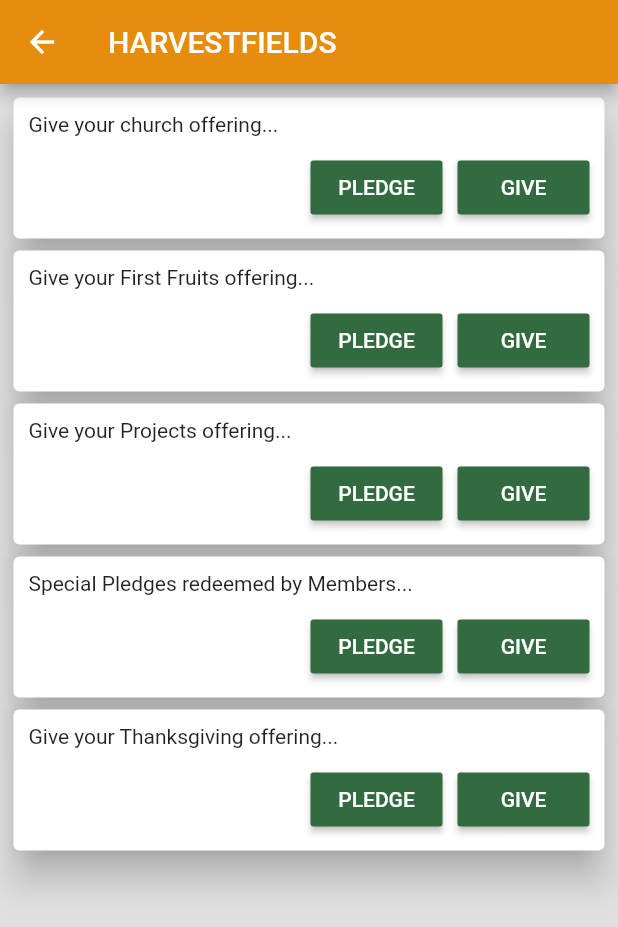
After one commit to kwaku-pistis/hfmapp, a Flutter app: the Giving screen opened directly, on a phone screen of 412 x 824 dp. The commit adds this screen. Shown: the top 927 px of the screen. Run offline on Flutter 3.47's test engine with Material 2 defaults, Android fonts, the phone set to English and light mode, and no system bars; our stand-ins replace cached_network_image, cloud_firestore, datetime_picker_formfield, firebase_auth, firebase_dynamic_links, firebase_storage and 8 more; missing offline and left inert: flutter_email_sender, geocoder, international_phone_input, material_dialog, unicorndial; accounts and stored records are empty.

Commit message:
[IMP] givings page and menu

```diff
--- /dev/null
+++ b/lib/screens/giving.dart
@@ -0,0 +1,314 @@
+import 'package:HFM/screens/pledges.dart';
+import 'package:HFM/themes/colors.dart';
+import 'package:flutter/material.dart';
+
+class Giving extends StatefulWidget {
+  @override
+  _GivingState createState() => _GivingState();
+}
+
+class _GivingState extends State<Giving> {
+  @override
+  Widget build(BuildContext context) {
+    return Scaffold(
+        appBar: AppBar(
+          title: Text(
+            'HARVESTFIELDS',
+            style: TextStyle(color: Colors.white),
+          ),
+          iconTheme: IconThemeData(
+            color: Colors.white,
+          ),
+          backgroundColor: colortheme.primaryColor,
+        ),
+        body: SingleChildScrollView(
+          child: Container(
+            width: MediaQuery.of(context).size.width,
+            height: MediaQuery.of(context).size.height,
+            padding: EdgeInsets.all(5),
+            color: Colors.grey[300],
+            child: Column(
+              mainAxisAlignment: MainAxisAlignment.start,
+              children: <Widget>[
+                Card(
+                  elevation: 10,
+                  child: Container(
+                    width: MediaQuery.of(context).size.width,
+                    padding: EdgeInsets.all(10),
+                    child: Column(
+                      children: <Widget>[
+                        Container(
+                          width: MediaQuery.of(context).size.width,
+                          child: Text(
+                            'Give your church offering...',
+                            textAlign: TextAlign.left,
+                          ),
+                        ),
+                        Container(
+                          margin: EdgeInsets.only(top: 10),
+                          //padding: EdgeInsets.only(left: 10, right: 10),
+                          width: MediaQuery.of(context).size.width,
+                          alignment: Alignment.bottomRight,
+                          child: Row(
+                            mainAxisAlignment: MainAxisAlignment.end,
+                            children: <Widget>[
+                              Container(
+                                margin: EdgeInsets.only(right: 10),
+                                child: RaisedButton(
+                                  onPressed: () {
+                                    Navigator.of(context).push(
+                                        MaterialPageRoute(
+                                            builder: (BuildContext context) =>
+                                                Pledges(
+                                                  extra: 'Church Offering',
+                                                )));
+                                  },
+                                  child: Text(
+                                    'PLEDGE',
+                                    style: TextStyle(color: Colors.white),
+                                  ),
+                                  color: colortheme.accentColor,
+                                ),
+                              ),
+                              RaisedButton(
+                                onPressed: () {},
+                                child: Text(
+                                  'GIVE',
+                                  style: TextStyle(color: Colors.white),
+                                ),
+                                color: colortheme.accentColor,
+                              ),
+                            ],
+                          ),
+                        ),
+                      ],
+                    ),
+                  ),
+                ),
+                Card(
+                  elevation: 10,
+                  child: Container(
+                    width: MediaQuery.of(context).size.width,
+                    padding: EdgeInsets.all(10),
+                    child: Column(
+                      children: <Widget>[
+                        Container(
+                          width: MediaQuery.of(context).size.width,
+                          child: Text(
+                            'Give your First Fruits offering...',
+                            textAlign: TextAlign.left,
+                          ),
+                        ),
+                        Container(
+                          margin: EdgeInsets.only(top: 10),
+                          //padding: EdgeInsets.only(left: 10, right: 10),
+                          width: MediaQuery.of(context).size.width,
+                          alignment: Alignment.bottomRight,
+                          child: Row(
+                            mainAxisAlignment: MainAxisAlignment.end,
+                            children: <Widget>[
+                              Container(
+                                margin: EdgeInsets.only(right: 10),
+                                child: RaisedButton(
+                                  onPressed: () {
+                                    Navigator.of(context).push(
+                                        MaterialPageRoute(
+                                            builder: (BuildContext context) =>
+                                                Pledges(
+                                                  extra: 'First Fruits',
+                                                )));
+                                  },
+                                  child: Text(
+                                    'PLEDGE',
+                                    style: TextStyle(color: Colors.white),
+                                  ),
+                                  color: colortheme.accentColor,
+                                ),
+                              ),
+                              RaisedButton(
+                                onPressed: () {},
+                                child: Text(
+                                  'GIVE',
+                                  style: TextStyle(color: Colors.white),
+                                ),
+                                color: colortheme.accentColor,
+                              ),
+                            ],
+                          ),
+                        ),
+                      ],
+                    ),
+                  ),
+                ),
+                Card(
+                  elevation: 10,
+                  child: Container(
+                    width: MediaQuery.of(context).size.width,
+                    padding: EdgeInsets.all(10),
+                    child: Column(
+                      children: <Widget>[
+                        Container(
+                          width: MediaQuery.of(context).size.width,
+                          child: Text(
+                            'Give your Projects offering...',
+                            textAlign: TextAlign.left,
+                          ),
+                        ),
+                        Container(
+                          margin: EdgeInsets.only(top: 10),
+                          //padding: EdgeInsets.only(left: 10, right: 10),
+                          width: MediaQuery.of(context).size.width,
+                          alignment: Alignment.bottomRight,
+                          child: Row(
+                            mainAxisAlignment: MainAxisAlignment.end,
+                            children: <Widget>[
+                              Container(
+                                margin: EdgeInsets.only(right: 10),
+                                child: RaisedButton(
+                                  onPressed: () {
+                                    Navigator.of(context).push(
+                                        MaterialPageRoute(
+                                            builder: (BuildContext context) =>
+                                                Pledges(
+                                                  extra: 'Project Offering',
+                                                )));
+                                  },
+                                  child: Text(
+                                    'PLEDGE',
+                                    style: TextStyle(color: Colors.white),
+                                  ),
+                                  color: colortheme.accentColor,
+                                ),
+                              ),
+                              RaisedButton(
+                                onPressed: () {},
+                                child: Text(
+                                  'GIVE',
+                                  style: TextStyle(color: Colors.white),
+                                ),
+                                color: colortheme.accentColor,
+                              ),
+                            ],
+                          ),
+                        ),
+                      ],
+                    ),
+                  ),
+                ),
+                Card(
+                  elevation: 10,
+                  child: Container(
+                    width: MediaQuery.of(context).size.width,
+                    padding: EdgeInsets.all(10),
+                    child: Column(
+                      children: <Widget>[
+                        Container(
+                          width: MediaQuery.of(context).size.width,
+                          child: Text(
+                            'Special Pledges redeemed by Members...',
+                            textAlign: TextAlign.left,
+                          ),
+                        ),
+                        Container(
+                          margin: EdgeInsets.only(top: 10),
+                          //padding: EdgeInsets.only(left: 10, right: 10),
+                          width: MediaQuery.of(context).size.width,
+                          alignment: Alignment.bottomRight,
+                          child: Row(
+                            mainAxisAlignment: MainAxisAlignment.end,
+                            children: <Widget>[
+                              Container(
+                                margin: EdgeInsets.only(right: 10),
+                                child: RaisedButton(
+                                  onPressed: () {
+                                    Navigator.of(context).push(
+                                        MaterialPageRoute(
+                                            builder: (BuildContext context) =>
+                                                Pledges(
+                                                  extra: 'Special Pledges',
+                                                )));
+                                  },
+                                  child: Text(
+                                    'PLEDGE',
+                                    style: TextStyle(color: Colors.white),
+                                  ),
+                                  color: colortheme.accentColor,
+                                ),
+                              ),
+                              RaisedButton(
+                                onPressed: () {},
+                                child: Text(
+                                  'GIVE',
+                                  style: TextStyle(color: Colors.white),
+                                ),
+                                color: colortheme.accentColor,
+                              ),
+                            ],
+                          ),
+                        ),
+                      ],
+                    ),
+                  ),
+                ),
+                Card(
+                  elevation: 10,
+                  child: Container(
+                    width: MediaQuery.of(context).size.width,
+                    padding: EdgeInsets.all(10),
+                    child: Column(
+                      children: <Widget>[
+                        Container(
+                          width: MediaQuery.of(context).size.width,
+                          child: Text(
+                            'Give your Thanksgiving offering...',
+                            textAlign: TextAlign.left,
+                          ),
+                        ),
+                        Container(
+                          margin: EdgeInsets.only(top: 10),
+                          //padding: EdgeInsets.only(left: 10, right: 10),
+                          width: MediaQuery.of(context).size.width,
+                          alignment: Alignment.bottomRight,
+                          child: Row(
+                            mainAxisAlignment: MainAxisAlignment.end,
+                            children: <Widget>[
+                              Container(
+                                margin: EdgeInsets.only(right: 10),
+                                child: RaisedButton(
+                                  onPressed: () {
+                                    Navigator.of(context).push(
+                                        MaterialPageRoute(
+                                            builder: (BuildContext context) =>
+                                                Pledges(
+                                                  extra:
+                                                      'Thanksgiving Offering',
+                                                )));
+                                  },
+                                  child: Text(
+                                    'PLEDGE',
+                                    style: TextStyle(color: Colors.white),
+                                  ),
+                                  color: colortheme.accentColor,
+                                ),
+                              ),
+                              RaisedButton(
+                                onPressed: () {},
+                                child: Text(
+                                  'GIVE',
+                                  style: TextStyle(color: Colors.white),
+                                ),
+                                color: colortheme.accentColor,
+                              ),
+                            ],
+                          ),
+                        ),
+                      ],
+                    ),
+                  ),
+                ),
+              ],
+            ),
+          ),
+        ));
+  }
+}
--- a/lib/screens/tabs/fourth.dart
+++ b/lib/screens/tabs/fourth.dart
@@ -2,10 +2,12 @@ import 'package:HFM/models/user.dart';
 import 'package:HFM/resources/repository.dart';
 import 'package:HFM/screens/accounts/profile_details.dart';
 import 'package:HFM/screens/chat_screen.dart';
+import 'package:HFM/screens/giving.dart';
 import 'package:HFM/screens/settings.dart';
 import 'package:HFM/themes/colors.dart';
 import 'package:firebase_auth/firebase_auth.dart';
 import 'package:flutter/material.dart';
+import 'package:font_awesome_flutter/font_awesome_flutter.dart';
 //import 'package:shared_preferences/shared_preferences.dart';
 
 String name, profileImage;
@@ -122,6 +124,15 @@ class _FourthState extends State<Fourth> {
             ),
             ListTile(
               leading: Icon(
+                FontAwesomeIcons.moneyBill,
+                color: colortheme.accentColor,
+              ),
+              title: Text('Giving'),
+              onTap: () => Navigator.of(context).push(MaterialPageRoute(
+                  builder: (BuildContext context) => Giving())),
+            ),
+            ListTile(
+              leading: Icon(
                 Icons.settings,
                 color: colortheme.accentColor,
               ),
--- a/lib/screens/tabs/third.dart
+++ b/lib/screens/tabs/third.dart
@@ -6,7 +6,8 @@ import '../../themes/colors.dart';
 class Third extends StatelessWidget {
   @override
   Widget build(BuildContext context) {
-    return Container(
+    return SingleChildScrollView(
+      child: Container(
         width: MediaQuery.of(context).size.width,
         height: MediaQuery.of(context).size.height,
         padding: EdgeInsets.all(5),
@@ -41,8 +42,9 @@ class Third extends StatelessWidget {
                             child: RaisedButton(
                               onPressed: () {
                                 Navigator.of(context).push(MaterialPageRoute(
-                                  builder: (BuildContext context) =>
-                                      Pledges(extra: 'Church Offering',)));
+                                    builder: (BuildContext context) => Pledges(
+                                          extra: 'Church Offering',
+                                        )));
                               },
                               child: Text(
                                 'PLEDGE',
@@ -93,8 +95,9 @@ class Third extends StatelessWidget {
                             child: RaisedButton(
                               onPressed: () {
                                 Navigator.of(context).push(MaterialPageRoute(
-                                  builder: (BuildContext context) =>
-                                      Pledges(extra: 'First Fruits',)));
+                                    builder: (BuildContext context) => Pledges(
+                                          extra: 'First Fruits',
+                                        )));
                               },
                               child: Text(
                                 'PLEDGE',
@@ -145,8 +148,9 @@ class Third extends StatelessWidget {
                             child: RaisedButton(
                               onPressed: () {
                                 Navigator.of(context).push(MaterialPageRoute(
-                                  builder: (BuildContext context) =>
-                                      Pledges(extra: 'Project Offering',)));
+                                    builder: (BuildContext context) => Pledges(
+                                          extra: 'Project Offering',
+                                        )));
                               },
                               child: Text(
                                 'PLEDGE',
@@ -197,8 +201,9 @@ class Third extends StatelessWidget {
                             child: RaisedButton(
                               onPressed: () {
                                 Navigator.of(context).push(MaterialPageRoute(
-                                  builder: (BuildContext context) =>
-                                      Pledges(extra: 'Special Pledges',)));
+                                    builder: (BuildContext context) => Pledges(
+                                          extra: 'Special Pledges',
+                                        )));
                               },
                               child: Text(
                                 'PLEDGE',
@@ -249,8 +254,9 @@ class Third extends StatelessWidget {
                             child: RaisedButton(
                               onPressed: () {
                                 Navigator.of(context).push(MaterialPageRoute(
-                                  builder: (BuildContext context) =>
-                                      Pledges(extra: 'Thanksgiving Offering',)));
+                                    builder: (BuildContext context) => Pledges(
+                                          extra: 'Thanksgiving Offering',
+                                        )));
                               },
                               child: Text(
                                 'PLEDGE',
@@ -276,6 +282,7 @@ class Third extends StatelessWidget {
             ),
           ],
         ),
+      ),
     );
   }
 }
```
Lines whose indentation alone changed are shown as unchanged.
